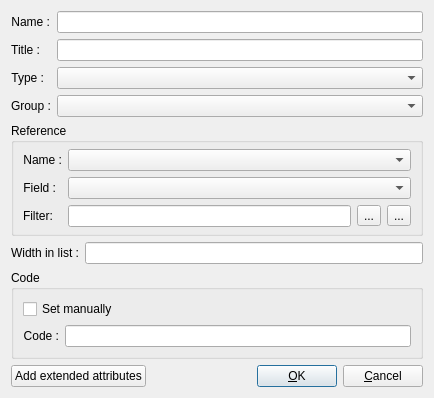
YuriyRusinov/reper, file ddocclient/kksgui/ui/kksattr_editor.ui: the form before one commit.
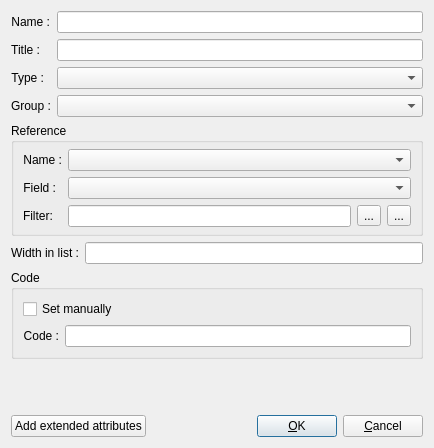
The form after the commit.

The edit to the form file:
```diff
--- a/ddocclient/kksgui/ui/kksattr_editor.ui
+++ b/ddocclient/kksgui/ui/kksattr_editor.ui
@@ -7,7 +7,7 @@
     <x>0</x>
     <y>0</y>
     <width>434</width>
-    <height>367</height>
+    <height>448</height>
    </rect>
   </property>
   <property name="windowTitle">
```
Left out of the diff: 6 changed lines with no effect on the pictures.
